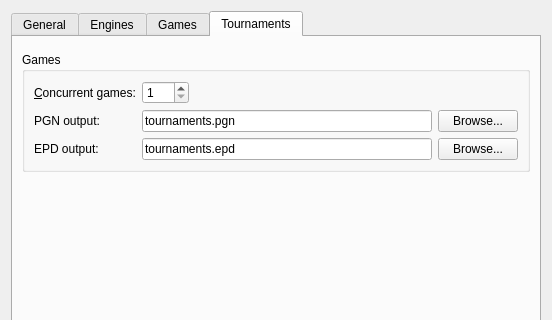
Above: projects/gui/ui/settingsdlg.ui from alwey/cutechess before the change; both pictures show x 0 to 552 and y 0 to 320 of the 552 by 501 pixel window. Below: the same form after it.
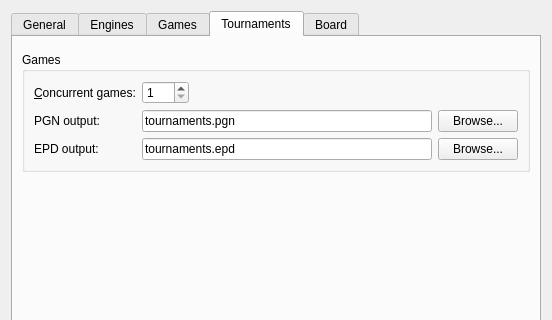
That is the form after the change. The open tabs and pages were chosen to show the change. Custom widgets are drawn as their Qt base class.

Commit message: Make piece sets and board colors selectable

```diff
--- a/projects/gui/ui/settingsdlg.ui
+++ b/projects/gui/ui/settingsdlg.ui
@@ -400,6 +400,11 @@
        </item>
       </layout>
      </widget>
+     <widget class="BoardSettingsWidget" name="m_boardSettings">
+      <attribute name="title">
+       <string>Board</string>
+      </attribute>
+     </widget>
     </widget>
    </item>
   </layout>
@@ -423,6 +428,12 @@
    <header>src/enginemanagementwidget.h</header>
    <container>1</container>
   </customwidget>
+  <customwidget>
+   <class>BoardSettingsWidget</class>
+   <extends>QWidget</extends>
+   <header>src/boardsettingswidget.h</header>
+   <container>1</container>
+  </customwidget>
  </customwidgets>
  <tabstops>
   <tabstop>tabWidget</tabstop>
```
Left out of the diff: 2 changed lines with no effect on the pictures. The commit also changes 22 other files.
